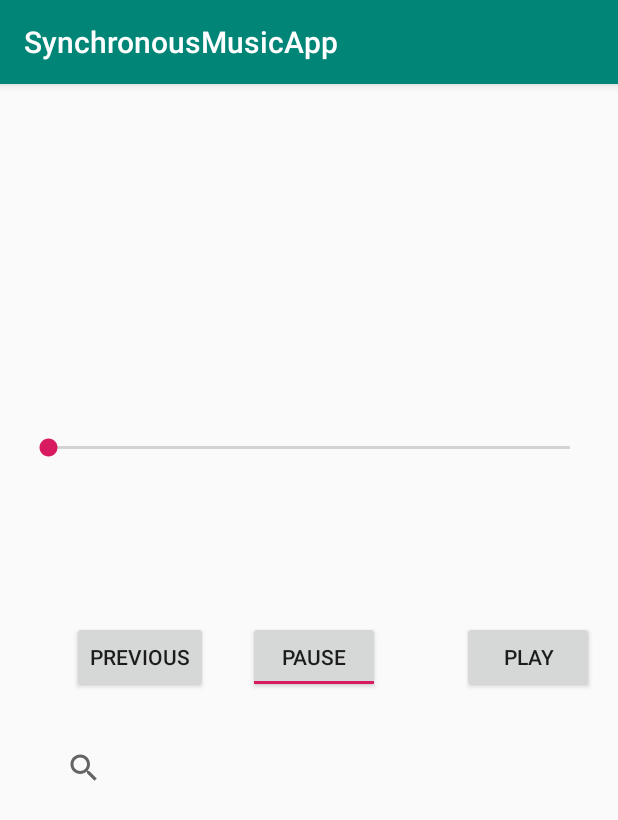
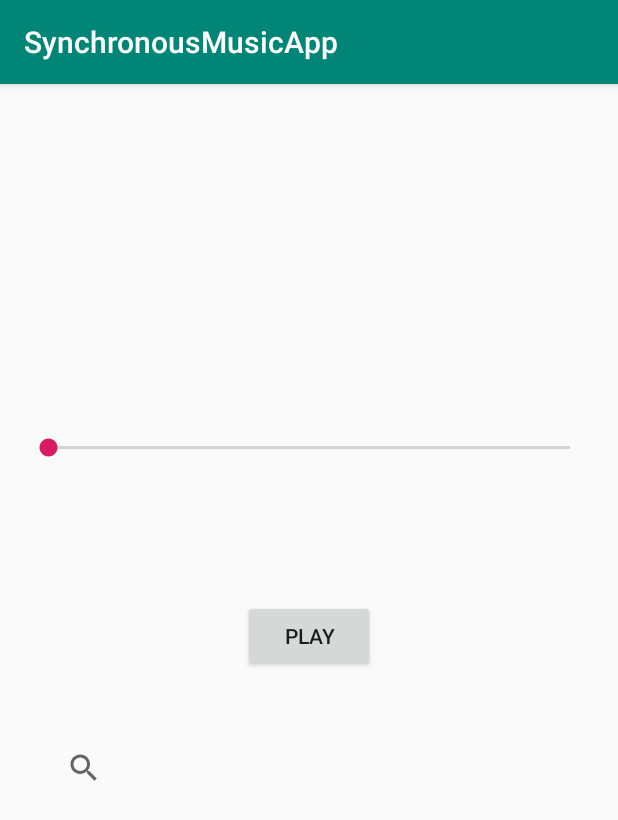
Before and after one commit to jstutz4/SynchronousMusicApp, an Android app: the PlayMusic screen opened directly, with no data from a screen before it, on a phone screen of 412 x 824 dp. Shown: the top 820 px of the screen. Run offline under Robolectric (Android 15) with nearby library versions, the phone set to English and light mode, and no system bars.

```diff
--- a/app/src/main/java/com/example/synchronousmusicapp/JoinGroup.java
+++ b/app/src/main/java/com/example/synchronousmusicapp/JoinGroup.java
@@ -1,21 +1,10 @@
 package com.example.synchronousmusicapp;
 
-import android.app.Activity;
-import android.content.Context;
-import android.content.Intent;
-import android.net.nsd.NsdManager;
-import android.net.nsd.NsdServiceInfo;
-import android.net.wifi.p2p.WifiP2pManager;
-import android.net.wifi.p2p.nsd.WifiP2pDnsSdServiceRequest;
 import android.os.Bundle;
 import android.support.v7.app.AppCompatActivity;
 import android.util.Log;
 import android.view.View;
-import android.widget.Toast;
 
-import java.io.IOException;
-import java.net.InetAddress;
-import java.net.ServerSocket;
 
 /**
  * Creates a listener and searches for other devices on the network with the same Synchronous music app.
@@ -73,9 +62,6 @@ public class JoinGroup extends AppCompatActivity {
         serviceDiscovery = null;
     }
 
-    public void playMusic(View view) {
-
-    }
 
     public void sendIp(View view) {
 //        NsdServiceInfo info = serviceDiscovery.getNsdServiceInfo();
--- a/app/src/main/java/com/example/synchronousmusicapp/PlayMusic.java
+++ b/app/src/main/java/com/example/synchronousmusicapp/PlayMusic.java
@@ -6,30 +6,22 @@ import android.content.ContentResolver;
 import android.content.Context;
 import android.content.SharedPreferences;
 import android.content.pm.PackageManager;
-import android.content.res.Resources;
 import android.database.Cursor;
 import android.media.MediaPlayer;
 import android.net.Uri;
-import android.os.Environment;
 import android.provider.MediaStore;
 import android.support.annotation.NonNull;
-import android.support.annotation.Nullable;
-import android.support.annotation.UiThread;
 import android.support.v4.app.ActivityCompat;
 import android.support.v4.content.ContextCompat;
 import android.support.v7.app.AppCompatActivity;
 import android.os.Bundle;
-import android.util.AndroidException;
 import android.util.Log;
 import android.view.View;
 import android.widget.AdapterView;
 import android.widget.ArrayAdapter;
 import android.widget.Button;
 import android.widget.ListView;
-import android.widget.ToggleButton;
 
-import java.io.IOException;
-import java.net.URI;
 import java.util.ArrayList;
 
 /**
@@ -92,9 +84,9 @@ public class PlayMusic extends AppCompatActivity {
 
     }
 
-    public Boolean musicState(){
-        return false;
-    }
+//    public Boolean musicState(){
+//        return false;
+//    }
 
     /**
      * Toggles play and pause button and calls the appropriate method.
@@ -124,6 +116,9 @@ public class PlayMusic extends AppCompatActivity {
         }
    // }
 
+    /**
+     * retrieves all audio files from the device and puts them in the list view
+     */
     private void getMusic() {
         Log.i(TAG, "getmusic started");
         ContentResolver contentResolver = getContentResolver();
@@ -153,6 +148,9 @@ public class PlayMusic extends AppCompatActivity {
 
     }
 
+    /**
+     * if permission to browser internal storage is not granted then it will ask the user for permission
+     */
     private void runPermission() {
         if(ContextCompat.checkSelfPermission(PlayMusic.this, Manifest.permission.READ_EXTERNAL_STORAGE) !=
                 PackageManager.PERMISSION_GRANTED){
@@ -167,12 +165,14 @@ public class PlayMusic extends AppCompatActivity {
         }
         else{
             Log.d(TAG, "permissions all good");
-            dostuff();
+            gatherMusic();
         }
     }
 
-
-      private void dostuff(){
+    /**
+     * takes the song list and puts a on click listener for each song then adds it to the list view
+     */
+    private void gatherMusic(){
           final String[] idResource2 = new String[1];
          final Context context = this;
           Log.i(TAG, "context: " + context);
@@ -213,6 +213,10 @@ public class PlayMusic extends AppCompatActivity {
 
       }
 
+    /**
+     * loads song into the media player
+     * @param idResource   song location to play it
+     */
     private void playMusic(String idResource) {
 
         Log.d(TAG, "media player locating song");
@@ -249,7 +253,7 @@ public class PlayMusic extends AppCompatActivity {
                 if(grantResults.length > 0 && grantResults[0] == PackageManager.PERMISSION_GRANTED){
                     if(ContextCompat.checkSelfPermission(PlayMusic.this, Manifest.permission.READ_EXTERNAL_STORAGE) == PackageManager.PERMISSION_GRANTED){
                         Log.d(TAG,"Permission granted!");
-                        dostuff();
+                        gatherMusic();
                     }
                     else{
                         Log.d(TAG, "NO permission granted");
--- a/app/src/main/java/com/example/synchronousmusicapp/ServiceDiscovery.java
+++ b/app/src/main/java/com/example/synchronousmusicapp/ServiceDiscovery.java
@@ -1,26 +1,29 @@
 package com.example.synchronousmusicapp;
 
 import android.content.Context;
-import android.content.Intent;
 import android.net.nsd.NsdManager;
 import android.net.nsd.NsdServiceInfo;
 import android.util.Log;
 
+import java.io.BufferedReader;
 import java.io.BufferedWriter;
 import java.io.IOException;
+import java.io.InputStream;
+import java.io.InputStreamReader;
 import java.io.OutputStream;
 import java.io.OutputStreamWriter;
 import java.net.InetAddress;
 import java.net.UnknownHostException;
 
+/**
+ * Searches for the services that match our app and saves the host ip and port number in serviceinfo
+ * When the service is found.
+ */
 class ServiceDiscovery {
     private Context context;
     private NsdManager nsdManager;
     private NsdManager.ResolveListener resolveListener;
     private NsdManager.DiscoveryListener discoveryListener;
-
-
-
     private NsdServiceInfo NsdServiceInfo;
     private static final String TAG = "Synch Music SD";
     private static final String SERVICE_NAME = "SynchMusic";
@@ -32,7 +35,10 @@ class ServiceDiscovery {
         nsdManager = (NsdManager) context.getSystemService(Context.NSD_SERVICE);
     }
 
-    void initializeNsd(){
+    /**
+     * initialize the service resolve listener.
+     */
+    public void initializeNsd(){
        this.resolveListener = initializeResolveListener();
     }
 
@@ -59,6 +65,11 @@ class ServiceDiscovery {
                 Log.i(TAG, "discovery stopped: " + serviceType);
             }
 
+            /**
+             * checks to make sure the service found matches the service name and is not the same
+             * ip device. Calls the resolve listener.
+             * @param serviceInfo host ip, port number, service name
+             */
             @Override
             public void onServiceFound(NsdServiceInfo serviceInfo) {
                 Log.i(TAG, "Service discovery successs " + serviceInfo);
@@ -80,6 +91,10 @@ class ServiceDiscovery {
                 }
             }
 
+            /**
+             *
+             * @param serviceInfo  the host ip, port, and service name will be set to null
+             */
             @Override
             public void onServiceLost(NsdServiceInfo serviceInfo) {
                 Log.d(TAG, "Service lost " + serviceInfo);
@@ -98,6 +113,10 @@ class ServiceDiscovery {
                 Log.e(TAG, "Resolve failed" + errorCode);
             }
 
+            /**
+             *
+             * @param serviceInfo contains the name, host ip, and port of the service connected to.
+             */
             @Override
             public void onServiceResolved(android.net.nsd.NsdServiceInfo serviceInfo) {
                 Log.i(TAG, "Resolve Succeeded in SD line 90. " + serviceInfo);
@@ -105,7 +124,7 @@ class ServiceDiscovery {
                     Log.d(TAG, "Same IP");
                 }
                 NsdServiceInfo = serviceInfo;
-                String test = serviceInfo.getHost().getHostAddress();
+                //String test = serviceInfo.getHost().getHostAddress();
                 // add sockets idea
 
                 //sockets
@@ -133,8 +152,14 @@ class ServiceDiscovery {
                     String sendMessage = clientIp + "\n";
                     bufferedWriter.write(sendMessage);
                     bufferedWriter.flush();
-                    System.out.println("Message sent to the server : "+sendMessage);
+                    System.out.println("Message sent to the server : " + sendMessage);
 
+                    //Get the return message from the server
+                    InputStream is = sendHost.getInputStream();
+                    InputStreamReader isr = new InputStreamReader(is);
+                    BufferedReader br = new BufferedReader(isr);
+                    String message = br.readLine();
+                    System.out.println("Message received from the server : " + message);
                 } catch (IOException e) {
                     e.printStackTrace();
                 }
@@ -145,7 +170,11 @@ class ServiceDiscovery {
     }
 
 
-
+    /**
+     * Stops any discover actions and then initialized discovery and resolve listeners and begins
+     * searching for the desired service
+     *
+     */
     void discoverServices(){
         stopDiscovery();
         initializeNsd();
@@ -154,6 +183,9 @@ class ServiceDiscovery {
 
     }
 
+    /**
+     * stops searching sets discovery listener to null
+     */
     void stopDiscovery(){
         if(discoveryListener != null){
             nsdManager.stopServiceDiscovery(discoveryListener);
@@ -161,7 +193,4 @@ class ServiceDiscovery {
         discoveryListener = null;
     }
 
-    public android.net.nsd.NsdServiceInfo getNsdServiceInfo() {
-        return NsdServiceInfo;
-    }
 }
--- a/app/src/main/res/layout/activity_play_music.xml
+++ b/app/src/main/res/layout/activity_play_music.xml
@@ -17,44 +17,18 @@
         app:layout_constraintEnd_toEndOf="parent"
         app:layout_constraintStart_toStartOf="parent" />
 
-    <ToggleButton
-        android:id="@+id/play_pause"
-        android:layout_width="wrap_content"
-        android:layout_height="48dp"
-        android:layout_marginEnd="8dp"
-        android:layout_marginBottom="362dp"
-        android:checked="true"
-        android:text="@string/playmusic"
-        android:textOff="@string/play"
-        android:textOn="@string/pause"
-        app:layout_constraintBottom_toBottomOf="parent"
-        app:layout_constraintEnd_toStartOf="@+id/button2"
-        app:layout_constraintHorizontal_bias="0.78"
-        app:layout_constraintStart_toStartOf="parent" />
-
     <Button
         android:id="@+id/button2"
         android:layout_width="wrap_content"
         android:layout_height="0dp"
-        android:layout_marginEnd="16dp"
-        android:layout_marginBottom="362dp"
+        android:layout_marginStart="160dp"
+        android:layout_marginEnd="160dp"
+        android:layout_marginBottom="376dp"
         android:contentDescription="@string/play"
         android:onClick="changeMusicState"
         android:text="@string/plays"
         app:layout_constraintBottom_toBottomOf="parent"
-        app:layout_constraintEnd_toEndOf="parent" />
-
-    <Button
-        android:id="@+id/button3"
-        android:layout_width="wrap_content"
-        android:layout_height="wrap_content"
-        android:layout_marginStart="16dp"
-        android:layout_marginEnd="8dp"
-        android:layout_marginBottom="362dp"
-        android:text="@string/Previous"
-        app:layout_constraintBottom_toBottomOf="parent"
-        app:layout_constraintEnd_toStartOf="@+id/play_pause"
-        app:layout_constraintHorizontal_bias="0.627"
+        app:layout_constraintEnd_toEndOf="parent"
         app:layout_constraintStart_toStartOf="parent" />
 
     <SearchView
```
Also changed, not shown: app/src/main/java/com/example/synchronousmusicapp/SocketSend.java (+8 -0 lines).
